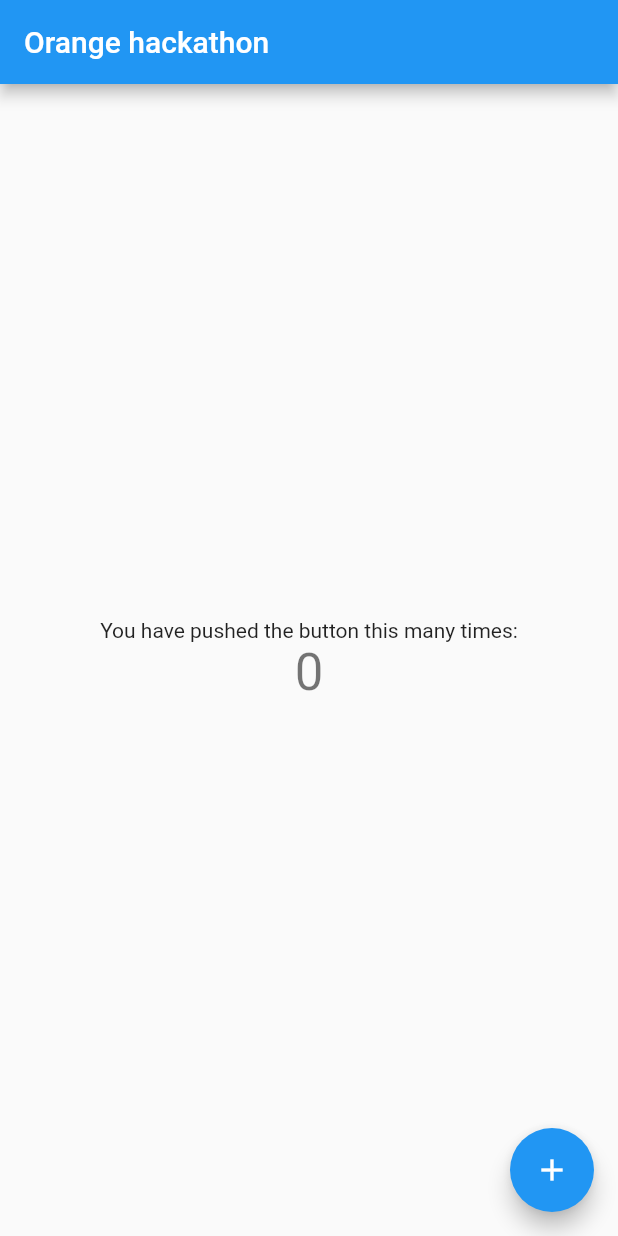
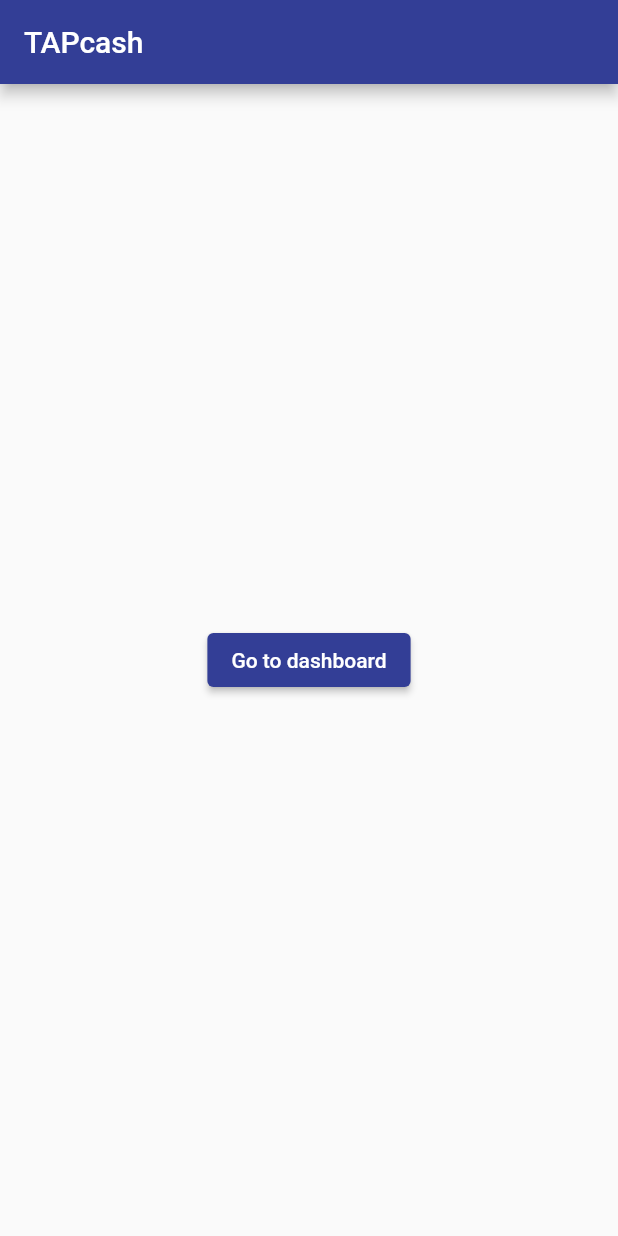
Before and after one commit to Orange-Hackathon/tapcash-Cross-Platform, a Flutter app: the screen it shows after launch, on a phone screen of 412 x 824 dp. Run offline on Flutter 3.47's test engine with Material 2 defaults, Android fonts, the phone set to English and light mode, and no system bars; our stand-ins replace charts_flutter.

Commit message:
Dashboard home UI is done!

```diff
--- /dev/null
+++ b/orange_hackathon_flutter/lib/assets/colors.dart
@@ -0,0 +1,24 @@
+import 'package:flutter/material.dart';
+
+MaterialColor blueShade = const MaterialColor(
+  0xFF333E96,
+  <int, Color>{
+    50: Color(0xFFE1E4F4),
+    100: Color(0xFFB3B9E6),
+    200: Color(0xFF808CCC),
+    300: Color(0xFF4D60BF),
+    400: Color(0xFF3349A3),
+    500: Color(0xFF333E96),
+    600: Color(0xFF2D3587),
+    700: Color(0xFF272D78),
+    800: Color(0xFF212569),
+    900: Color(0xFF191D5A),
+  },
+);
+
+
+// // Usage example
+// Container(
+//   color: ccce96,
+//   child: Text('CCCE96'),
+// );
--- a/orange_hackathon_flutter/lib/controllers/authentication-controller.dart
+++ /dev/null
@@ -1 +0,0 @@
-//
--- a/orange_hackathon_flutter/lib/main.dart
+++ b/orange_hackathon_flutter/lib/main.dart
@@ -1,4 +1,7 @@
 import 'package:flutter/material.dart';
+import 'package:orange_hackathon_flutter/assets/colors.dart';
+import 'package:orange_hackathon_flutter/views/screens/dashboard/dashboard.dart';
+import 'package:orange_hackathon_flutter/views/screens/dashboard/dashboard_home.dart';
 
 void main() {
   runApp(const MyApp());
@@ -6,16 +9,19 @@ void main() {
 
 class MyApp extends StatelessWidget {
   const MyApp({super.key});
-
-  // This widget is the root of your application.
   @override
   Widget build(BuildContext context) {
     return MaterialApp(
-      title: 'Orange',
+      title: 'TAPcash',
       theme: ThemeData(
-        primarySwatch: Colors.blue,
+        primarySwatch: blueShade, //Colors.deepPurple, //CCCE96
       ),
-      home: const MyHomePage(title: 'Orange hackathon'),
+      home: const MyHomePage(title: 'TAPcash'),
+      routes: {
+        DashboardHome.routename: (ctx) => const DashboardHome(),
+        Dashboard.routename: (ctx) => const Dashboard(),
+      },
+      debugShowCheckedModeBanner: false,
     );
   }
 }
@@ -30,68 +36,25 @@ class MyHomePage extends StatefulWidget {
 }
 
 class _MyHomePageState extends State<MyHomePage> {
-  int _counter = 0;
-
-  void _incrementCounter() {
-    setState(() {
-      // This call to setState tells the Flutter framework that something has
-      // changed in this State, which causes it to rerun the build method below
-      // so that the display can reflect the updated values. If we changed
-      // _counter without calling setState(), then the build method would not be
-      // called again, and so nothing would appear to happen.
-      _counter++;
-    });
-  }
-
   @override
   Widget build(BuildContext context) {
     // This method is rerun every time setState is called, for instance as done
-    // by the _incrementCounter method above.
-    //
-    // The Flutter framework has been optimized to make rerunning build methods
-    // fast, so that you can just rebuild anything that needs updating rather
-    // than having to individually change instances of widgets.
     return Scaffold(
       appBar: AppBar(
-        // Here we take the value from the MyHomePage object that was created by
-        // the App.build method, and use it to set our appbar title.
         title: Text(widget.title),
       ),
       body: Center(
-        // Center is a layout widget. It takes a single child and positions it
-        // in the middle of the parent.
         child: Column(
-          // Column is also a layout widget. It takes a list of children and
-          // arranges them vertically. By default, it sizes itself to fit its
-          // children horizontally, and tries to be as tall as its parent.
-          //
-          // Invoke "debug painting" (press "p" in the console, choose the
-          // "Toggle Debug Paint" action from the Flutter Inspector in Android
-          // Studio, or the "Toggle Debug Paint" command in Visual Studio Code)
-          // to see the wireframe for each widget.
-          //
-          // Column has various properties to control how it sizes itself and
-          // how it positions its children. Here we use mainAxisAlignment to
-          // center the children vertically; the main axis here is the vertical
-          // axis because Columns are vertical (the cross axis would be
-          // horizontal).
           mainAxisAlignment: MainAxisAlignment.center,
           children: <Widget>[
-            const Text(
-              'You have pushed the button this many times:',
-            ),
-            Text(
-              '$_counter',
-              style: Theme.of(context).textTheme.headlineMedium,
-            ),
+            ElevatedButton(
+                onPressed: () {
+                  Navigator.of(context).pushNamed(Dashboard.routename);
+                },
+                child: const Text("Go to dashboard"))
           ],
         ),
       ),
-      floatingActionButton: FloatingActionButton(
-        onPressed: _incrementCounter,
-        tooltip: 'Increment',
-        child: const Icon(Icons.add),
-      ), // This trailing comma makes auto-formatting nicer for build methods.
     );
   }
 }
--- /dev/null
+++ b/orange_hackathon_flutter/lib/models/dashboard/dashboard_home_model.dart
@@ -0,0 +1,67 @@
+//define a class for child
+import 'package:flutter/material.dart';
+
+class Child {
+  String childName;
+  String childImage;
+  int childBalance;
+
+  Child(
+      {required this.childName,
+      required this.childImage,
+      required this.childBalance});
+}
+
+//make a list of children data
+List<Child> children = [
+  Child(
+      childName: 'Childy1',
+      childImage: 'assets/images/child1.png',
+      childBalance: 1000),
+  Child(
+      childName: 'Childy2',
+      childImage: 'assets/images/child2.png',
+      childBalance: 2000),
+  Child(
+      childName: 'Childy3',
+      childImage: 'assets/images/child3.png',
+      childBalance: 3000),
+  Child(
+      childName: 'Childy4',
+      childImage: 'assets/images/child4.png',
+      childBalance: 4000),
+];
+
+//class transaction
+class Transaction {
+  IconData icon;
+  String header;
+  String subHeader;
+  int trailing;
+
+  Transaction(
+      {required this.icon,
+      required this.header,
+      required this.subHeader,
+      required this.trailing});
+}
+
+//List of transactions , each contains image icon , Header text and small text under it , and trailing is the amount of money
+List<Transaction> transactions = [
+  Transaction(
+      icon: Icons.shopping_bag,
+      header: 'Shopping',
+      subHeader: 'Shopping at Carrefour',
+      trailing: 1000),
+  Transaction(
+      icon: Icons.shopping_bag,
+      header: 'Shopping',
+      subHeader: 'Shopping at Carrefour',
+      trailing: 1000),
+  Transaction(
+      icon: Icons.shopping_bag,
+      header: 'Shopping',
+      subHeader: 'Shopping at Carrefour',
+      trailing: 1000),
+
+];
--- a/orange_hackathon_flutter/pubspec.yaml
+++ b/orange_hackathon_flutter/pubspec.yaml
@@ -30,6 +30,8 @@ environment:
 dependencies:
   flutter:
     sdk: flutter
+  custom_navigation_bar:
+  charts_flutter:
 
 
   # The following adds the Cupertino Icons font to your application.
```
Also changed, not shown: orange_hackathon_flutter/lib/controllers/authentication_controller.dart (added, +9 -0 lines), orange_hackathon_flutter/lib/models/dashboard/hist_demo.dart (added, +53 -0 lines), orange_hackathon_flutter/lib/models/dashboard/user-_model.dart (added, +20 -0 lines), orange_hackathon_flutter/lib/views/screens/dashboard/dashboard.dart (added, +107 -0 lines), orange_hackathon_flutter/lib/views/screens/dashboard/dashboard_home.dart (added, +339 -0 lines), orange_hackathon_flutter/lib/views/screens/dashboard/dashboard_insights.dart (added, +26 -0 lines), orange_hackathon_flutter/lib/assets/tmp.dart (deleted), orange_hackathon_flutter/lib/models/tmp.dart (deleted), orange_hackathon_flutter/pubspec.lock.
